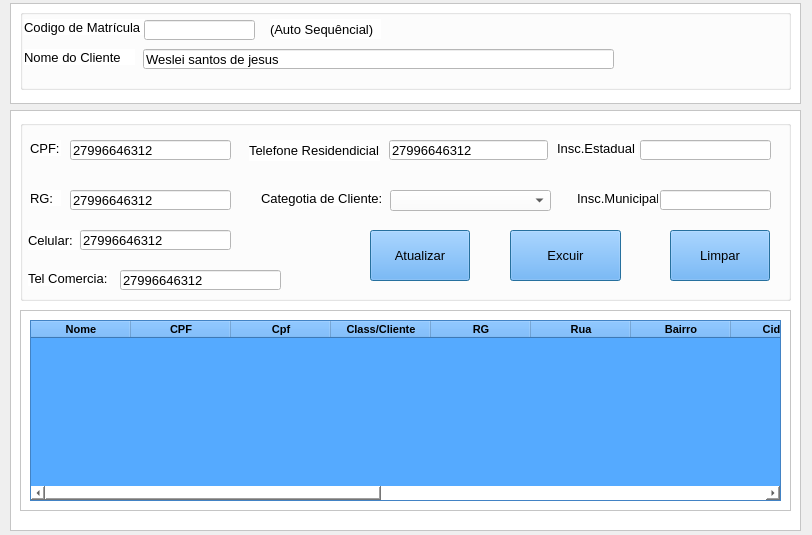
First picture: the form in Views/Clientes.ui, repository Weslei25/SistemaDeVendas, before the edit.
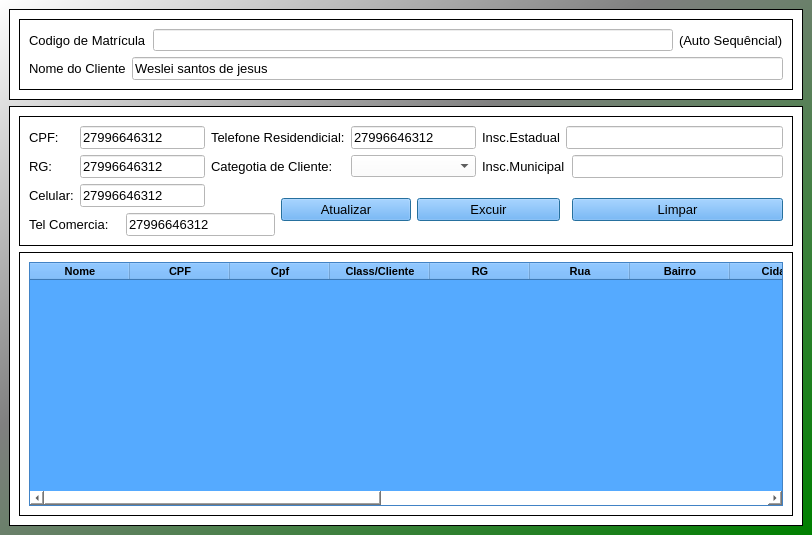
Second picture: the form after the edit. Icons and pictures are not drawn.

Commit message: Mudando a cor principal do layout para um linear gradiente

```diff
--- a/Views/Clientes.ui
+++ b/Views/Clientes.ui
@@ -29,49 +29,242 @@
    <iconset>
     <normaloff>../Imagens/carrinhodecompras.png</normaloff>../Imagens/carrinhodecompras.png</iconset>
   </property>
+  <property name="styleSheet">
+   <string notr="true">background-color: qlineargradient(x1: 0, y1: 0, x2: 1, y2: 1,stop: 0 white, stop: 0.4 gray,stop: 1 green);
+
+</string>
+  </property>
   <widget class="QWidget" name="centralwidget">
+   <layout class="QGridLayout" name="gridLayout_6">
+    <item row="0" column="0">
+     <widget class="QFrame" name="frame_3">
+      <property name="styleSheet">
+       <string notr="true">background-color: rgb(255, 255, 255);</string>
+      </property>
+      <property name="frameShape">
+       <enum>QFrame::Box</enum>
+      </property>
+      <property name="frameShadow">
+       <enum>QFrame::Plain</enum>
+      </property>
+      <layout class="QGridLayout" name="gridLayout_2">
+       <item row="0" column="0">
+        <widget class="QFrame" name="frame_2">
+         <property name="frameShape">
+          <enum>QFrame::Box</enum>
+         </property>
+         <property name="frameShadow">
+          <enum>QFrame::Plain</enum>
+         </property>
+         <layout class="QGridLayout" name="gridLayout">
+          <item row="0" column="0" colspan="2">
+           <widget class="QLabel" name="label_2">
+            <property name="font">
+             <font>
+              <family>Arial</family>
+              <pointsize>10</pointsize>
+             </font>
+            </property>
+            <property name="text">
+             <string>Codigo de Matrícula</string>
+            </property>
+           </widget>
+          </item>
+          <item row="0" column="2">
+           <widget class="QLineEdit" name="codMatricula_2">
+            <property name="enabled">
+             <bool>false</bool>
+            </property>
+            <property name="toolTip">
+             <string>Auto Sequêncial</string>
+            </property>
+            <property name="styleSheet">
+             <string notr="true">background-color: rgb(255, 255, 255);</string>
+            </property>
+           </widget>
+          </item>
+          <item row="0" column="3">
+           <widget class="QLabel" name="label_38">
+            <property name="font">
+             <font>
+              <family>Arial</family>
+              <pointsize>10</pointsize>
+             </font>
+            </property>
+            <property name="styleSheet">
+             <string notr="true">color: rgb(0, 0, 0);</string>
+            </property>
+            <property name="text">
+             <string>(Auto Sequêncial)</string>
+            </property>
+           </widget>
+          </item>
+          <item row="1" column="0">
+           <widget class="QLabel" name="label_15">
+            <property name="font">
+             <font>
+              <family>Arial</family>
+              <pointsize>10</pointsize>
+             </font>
+            </property>
+            <property name="text">
+             <string>Nome do Cliente</string>
+            </property>
+           </widget>
+          </item>
+          <item row="1" column="1" colspan="3">
+           <widget class="QLineEdit" name="nomeCliente_2">
+            <property name="font">
+             <font>
+              <family>Arial</family>
+              <pointsize>10</pointsize>
+             </font>
+            </property>
+            <property name="styleSheet">
+             <string notr="true">background-color: rgb(255, 255, 255);</string>
+            </property>
+            <property name="text">
+             <string>Weslei santos de jesus</string>
+            </property>
+           </widget>
+          </item>
+         </layout>
+        </widget>
+       </item>
+      </layout>
+     </widget>
+    </item>
+    <item row="1" column="0">
    <widget class="QFrame" name="frame_5">
-    <property name="geometry">
-     <rect>
-      <x>10</x>
-      <y>110</y>
-      <width>791</width>
-      <height>421</height>
-     </rect>
-    </property>
     <property name="styleSheet">
      <string notr="true">background-color: rgb(255, 255, 255);</string>
     </property>
     <property name="frameShape">
-     <enum>QFrame::StyledPanel</enum>
+       <enum>QFrame::Box</enum>
     </property>
     <property name="frameShadow">
-     <enum>QFrame::Raised</enum>
-    </property>
-    <widget class="QGroupBox" name="groupBox_33">
-     <property name="geometry">
-      <rect>
-       <x>10</x>
-       <y>10</y>
-       <width>771</width>
-       <height>181</height>
-      </rect>
-     </property>
-     <property name="title">
-      <string/>
-     </property>
+       <enum>QFrame::Plain</enum>
+      </property>
+      <layout class="QGridLayout" name="gridLayout_5">
+       <item row="0" column="0">
+        <widget class="QFrame" name="frame_4">
+         <property name="frameShape">
+          <enum>QFrame::Box</enum>
+         </property>
+         <property name="frameShadow">
+          <enum>QFrame::Plain</enum>
+         </property>
+         <layout class="QGridLayout" name="gridLayout_3">
+          <item row="0" column="6" colspan="2">
+           <widget class="QLineEdit" name="telResid_2">
+            <property name="font">
+             <font>
+              <family>Arial</family>
+              <pointsize>10</pointsize>
+             </font>
+            </property>
+            <property name="styleSheet">
+             <string notr="true">background-color: rgb(255, 255, 255);</string>
+            </property>
+            <property name="text">
+             <string>27996646312</string>
+            </property>
+           </widget>
+          </item>
+          <item row="1" column="1" colspan="3">
+           <widget class="QLineEdit" name="rgCliente_2">
+            <property name="font">
+             <font>
+              <family>Arial</family>
+              <pointsize>10</pointsize>
+             </font>
+            </property>
+            <property name="styleSheet">
+             <string notr="true">background-color: rgb(255, 255, 255);</string>
+            </property>
+            <property name="text">
+             <string>27996646312</string>
+            </property>
+           </widget>
+          </item>
+          <item row="2" column="7" rowspan="2" colspan="2">
+           <widget class="QPushButton" name="deletarregistro">
+            <property name="font">
+             <font>
+              <pointsize>10</pointsize>
+              <weight>50</weight>
+              <bold>false</bold>
+             </font>
+            </property>
+            <property name="cursor">
+             <cursorShape>PointingHandCursor</cursorShape>
+            </property>
+            <property name="focusPolicy">
+             <enum>Qt::WheelFocus</enum>
+            </property>
+            <property name="toolTip">
+             <string>Salvar novo Cliente</string>
+            </property>
+            <property name="styleSheet">
+             <string notr="true">background-color: rgb(85, 170, 255);</string>
+            </property>
+            <property name="text">
+             <string>Excuir</string>
+            </property>
+            <property name="icon">
+             <iconset>
+              <normaloff>../Imagens/erros.png</normaloff>../Imagens/erros.png</iconset>
+            </property>
+            <property name="iconSize">
+             <size>
+              <width>81</width>
+              <height>31</height>
+             </size>
+            </property>
+            <property name="autoDefault">
+             <bool>true</bool>
+            </property>
+            <property name="default">
+             <bool>true</bool>
+            </property>
+            <property name="flat">
+             <bool>false</bool>
+            </property>
+           </widget>
+          </item>
+          <item row="1" column="6" colspan="2">
+           <widget class="QComboBox" name="catCliente_2">
+            <property name="font">
+             <font>
+              <family>Arial</family>
+             </font>
+            </property>
+            <property name="cursor">
+             <cursorShape>PointingHandCursor</cursorShape>
+            </property>
+            <property name="styleSheet">
+             <string notr="true">background-color: rgb(255, 255, 255);</string>
+            </property>
+           </widget>
+          </item>
+          <item row="0" column="0">
+           <widget class="QLabel" name="label_57">
+            <property name="font">
+             <font>
+              <family>Arial</family>
+              <pointsize>10</pointsize>
+             </font>
+            </property>
+            <property name="text">
+             <string>CPF:</string>
+            </property>
+           </widget>
+          </item>
+          <item row="0" column="9" colspan="2">
      <widget class="QLineEdit" name="inscrCliente_2">
       <property name="enabled">
        <bool>false</bool>
       </property>
-      <property name="geometry">
-       <rect>
-        <x>620</x>
-        <y>20</y>
-        <width>131</width>
-        <height>20</height>
-       </rect>
-      </property>
       <property name="font">
        <font>
         <family>Arial</family>
@@ -82,37 +275,35 @@
        <string notr="true">background-color: rgb(255, 255, 255);</string>
       </property>
      </widget>
-     <widget class="QLineEdit" name="incriMunoci_2">
-      <property name="enabled">
-       <bool>false</bool>
-      </property>
-      <property name="geometry">
-       <rect>
-        <x>640</x>
-        <y>70</y>
-        <width>111</width>
-        <height>20</height>
-       </rect>
-      </property>
+          </item>
+          <item row="2" column="0">
+           <widget class="QLabel" name="label_58">
+            <property name="font">
+             <font>
+              <family>Arial</family>
+              <pointsize>10</pointsize>
+             </font>
+            </property>
+            <property name="text">
+             <string>Celular:</string>
+            </property>
+           </widget>
+          </item>
+          <item row="1" column="0">
+           <widget class="QLabel" name="label_56">
       <property name="font">
        <font>
         <family>Arial</family>
         <pointsize>10</pointsize>
        </font>
       </property>
-      <property name="styleSheet">
-       <string notr="true">background-color: rgb(255, 255, 255);</string>
-      </property>
-     </widget>
+            <property name="text">
+             <string>RG:</string>
+            </property>
+           </widget>
+          </item>
+          <item row="0" column="8">
      <widget class="QLabel" name="label_54">
-      <property name="geometry">
-       <rect>
-        <x>537</x>
-        <y>20</y>
-        <width>81</width>
-        <height>16</height>
-       </rect>
-      </property>
       <property name="font">
        <font>
         <family>Arial</family>
@@ -123,15 +314,9 @@
        <string>Insc.Estadual</string>
       </property>
      </widget>
+          </item>
+          <item row="1" column="8" colspan="2">
      <widget class="QLabel" name="label_55">
-      <property name="geometry">
-       <rect>
-        <x>557</x>
-        <y>70</y>
-        <width>81</width>
-        <height>16</height>
-       </rect>
-      </property>
       <property name="font">
        <font>
         <family>Arial</family>
@@ -142,85 +327,9 @@
        <string>Insc.Municipal</string>
       </property>
      </widget>
-     <widget class="QLabel" name="label_56">
-      <property name="geometry">
-       <rect>
-        <x>10</x>
-        <y>70</y>
-        <width>31</width>
-        <height>16</height>
-       </rect>
-      </property>
-      <property name="font">
-       <font>
-        <family>Arial</family>
-        <pointsize>10</pointsize>
-       </font>
-      </property>
-      <property name="text">
-       <string>RG:</string>
-      </property>
-     </widget>
-     <widget class="QPushButton" name="limparcampos">
-      <property name="geometry">
-       <rect>
-        <x>650</x>
-        <y>110</y>
-        <width>100</width>
-        <height>51</height>
-       </rect>
-      </property>
-      <property name="font">
-       <font>
-        <pointsize>10</pointsize>
-        <weight>50</weight>
-        <bold>false</bold>
-       </font>
-      </property>
-      <property name="cursor">
-       <cursorShape>PointingHandCursor</cursorShape>
-      </property>
-      <property name="focusPolicy">
-       <enum>Qt::NoFocus</enum>
-      </property>
-      <property name="toolTip">
-       <string>Limpar Formulario</string>
-      </property>
-      <property name="styleSheet">
-       <string notr="true">background-color: rgb(85, 170, 255);</string>
-      </property>
-      <property name="text">
-       <string>Limpar</string>
-      </property>
-      <property name="icon">
-       <iconset>
-        <normaloff>../Imagens/Atualizar.png</normaloff>../Imagens/Atualizar.png</iconset>
-      </property>
-      <property name="iconSize">
-       <size>
-        <width>81</width>
-        <height>31</height>
-       </size>
-      </property>
-      <property name="autoDefault">
-       <bool>true</bool>
-      </property>
-      <property name="default">
-       <bool>true</bool>
-      </property>
-      <property name="flat">
-       <bool>false</bool>
-      </property>
-     </widget>
+          </item>
+          <item row="0" column="1" colspan="3">
      <widget class="QLineEdit" name="cpfCliente_2">
-      <property name="geometry">
-       <rect>
-        <x>50</x>
-        <y>20</y>
-        <width>161</width>
-        <height>20</height>
-       </rect>
-      </property>
       <property name="font">
        <font>
         <family>Arial</family>
@@ -234,107 +343,9 @@
        <string>27996646312</string>
       </property>
      </widget>
-     <widget class="QPushButton" name="deletarregistro">
-      <property name="geometry">
-       <rect>
-        <x>490</x>
-        <y>110</y>
-        <width>111</width>
-        <height>51</height>
-       </rect>
-      </property>
-      <property name="font">
-       <font>
-        <pointsize>10</pointsize>
-        <weight>50</weight>
-        <bold>false</bold>
-       </font>
-      </property>
-      <property name="cursor">
-       <cursorShape>PointingHandCursor</cursorShape>
-      </property>
-      <property name="focusPolicy">
-       <enum>Qt::WheelFocus</enum>
-      </property>
-      <property name="toolTip">
-       <string>Salvar novo Cliente</string>
-      </property>
-      <property name="styleSheet">
-       <string notr="true">background-color: rgb(85, 170, 255);</string>
-      </property>
-      <property name="text">
-       <string>Excuir</string>
-      </property>
-      <property name="icon">
-       <iconset>
-        <normaloff>../Imagens/erros.png</normaloff>../Imagens/erros.png</iconset>
-      </property>
-      <property name="iconSize">
-       <size>
-        <width>81</width>
-        <height>31</height>
-       </size>
-      </property>
-      <property name="autoDefault">
-       <bool>true</bool>
-      </property>
-      <property name="default">
-       <bool>true</bool>
-      </property>
-      <property name="flat">
-       <bool>false</bool>
-      </property>
-     </widget>
-     <widget class="QLabel" name="label_57">
-      <property name="geometry">
-       <rect>
-        <x>10</x>
-        <y>20</y>
-        <width>31</width>
-        <height>16</height>
-       </rect>
-      </property>
-      <property name="font">
-       <font>
-        <family>Arial</family>
-        <pointsize>10</pointsize>
-       </font>
-      </property>
-      <property name="text">
-       <string>CPF:</string>
-      </property>
-     </widget>
-     <widget class="QLineEdit" name="rgCliente_2">
-      <property name="geometry">
-       <rect>
-        <x>50</x>
-        <y>70</y>
-        <width>161</width>
-        <height>20</height>
-       </rect>
-      </property>
-      <property name="font">
-       <font>
-        <family>Arial</family>
-        <pointsize>10</pointsize>
-       </font>
-      </property>
-      <property name="styleSheet">
-       <string notr="true">background-color: rgb(255, 255, 255);</string>
-      </property>
-      <property name="text">
-       <string>27996646312</string>
-      </property>
-     </widget>
+          </item>
+          <item row="2" column="5" rowspan="2" colspan="2">
      <widget class="QPushButton" name="atualizarcliente">
-      <property name="geometry">
-       <rect>
-        <x>350</x>
-        <y>110</y>
-        <width>100</width>
-        <height>51</height>
-       </rect>
-      </property>
       <property name="font">
        <font>
         <pointsize>10</pointsize>
@@ -377,99 +388,9 @@
        <bool>false</bool>
       </property>
      </widget>
-     <widget class="QLineEdit" name="telResid_2">
-      <property name="geometry">
-       <rect>
-        <x>369</x>
-        <y>20</y>
-        <width>159</width>
-        <height>20</height>
-       </rect>
-      </property>
-      <property name="font">
-       <font>
-        <family>Arial</family>
-        <pointsize>10</pointsize>
-       </font>
-      </property>
-      <property name="styleSheet">
-       <string notr="true">background-color: rgb(255, 255, 255);</string>
-      </property>
-      <property name="text">
-       <string>27996646312</string>
-      </property>
-     </widget>
-     <widget class="QLabel" name="label_49">
-      <property name="geometry">
-       <rect>
-        <x>241</x>
-        <y>70</y>
-        <width>121</width>
-        <height>16</height>
-       </rect>
-      </property>
-      <property name="font">
-       <font>
-        <family>Arial</family>
-        <pointsize>10</pointsize>
-       </font>
-      </property>
-      <property name="text">
-       <string>Categotia de Cliente:</string>
-      </property>
-     </widget>
-     <widget class="QComboBox" name="catCliente_2">
-      <property name="geometry">
-       <rect>
-        <x>370</x>
-        <y>70</y>
-        <width>161</width>
-        <height>21</height>
-       </rect>
-      </property>
-      <property name="font">
-       <font>
-        <family>Arial</family>
-       </font>
-      </property>
-      <property name="cursor">
-       <cursorShape>PointingHandCursor</cursorShape>
-      </property>
-      <property name="styleSheet">
-       <string notr="true">background-color: rgb(255, 255, 255);</string>
-      </property>
-     </widget>
-     <widget class="QLineEdit" name="telCom_2">
-      <property name="geometry">
-       <rect>
-        <x>100</x>
-        <y>150</y>
-        <width>161</width>
-        <height>20</height>
-       </rect>
-      </property>
-      <property name="font">
-       <font>
-        <family>Arial</family>
-        <pointsize>10</pointsize>
-       </font>
-      </property>
-      <property name="styleSheet">
-       <string notr="true">background-color: rgb(255, 255, 255);</string>
-      </property>
-      <property name="text">
-       <string>27996646312</string>
-      </property>
-     </widget>
+          </item>
+          <item row="0" column="4" colspan="2">
      <widget class="QLabel" name="label_59">
-      <property name="geometry">
-       <rect>
-        <x>229</x>
-        <y>20</y>
-        <width>131</width>
-        <height>21</height>
-       </rect>
-      </property>
       <property name="font">
        <font>
         <family>Arial</family>
@@ -480,15 +401,22 @@
        <string>Telefone Residendicial:</string>
       </property>
      </widget>
+          </item>
+          <item row="1" column="4" colspan="2">
+           <widget class="QLabel" name="label_49">
+            <property name="font">
+             <font>
+              <family>Arial</family>
+              <pointsize>10</pointsize>
+             </font>
+            </property>
+            <property name="text">
+             <string>Categotia de Cliente:</string>
+            </property>
+           </widget>
+          </item>
+          <item row="3" column="0" colspan="2">
      <widget class="QLabel" name="label_60">
-      <property name="geometry">
-       <rect>
-        <x>8</x>
-        <y>150</y>
-        <width>81</width>
-        <height>16</height>
-       </rect>
-      </property>
       <property name="font">
        <font>
         <family>Arial</family>
@@ -499,15 +427,54 @@
        <string>Tel Comercia:</string>
       </property>
      </widget>
+          </item>
+          <item row="2" column="10" rowspan="2">
+           <widget class="QPushButton" name="limparcampos">
+            <property name="font">
+             <font>
+              <pointsize>10</pointsize>
+              <weight>50</weight>
+              <bold>false</bold>
+             </font>
+            </property>
+            <property name="cursor">
+             <cursorShape>PointingHandCursor</cursorShape>
+            </property>
+            <property name="focusPolicy">
+             <enum>Qt::NoFocus</enum>
+            </property>
+            <property name="toolTip">
+             <string>Limpar Formulario</string>
+            </property>
+            <property name="styleSheet">
+             <string notr="true">background-color: rgb(85, 170, 255);</string>
+            </property>
+            <property name="text">
+             <string>Limpar</string>
+            </property>
+            <property name="icon">
+             <iconset>
+              <normaloff>../Imagens/Atualizar.png</normaloff>../Imagens/Atualizar.png</iconset>
+            </property>
+            <property name="iconSize">
+             <size>
+              <width>81</width>
+              <height>31</height>
+             </size>
+            </property>
+            <property name="autoDefault">
+             <bool>true</bool>
+            </property>
+            <property name="default">
+             <bool>true</bool>
+            </property>
+            <property name="flat">
+             <bool>false</bool>
+            </property>
+           </widget>
+          </item>
+          <item row="2" column="1" colspan="3">
      <widget class="QLineEdit" name="telCell_2">
-      <property name="geometry">
-       <rect>
-        <x>60</x>
-        <y>110</y>
-        <width>151</width>
-        <height>20</height>
-       </rect>
-      </property>
       <property name="font">
        <font>
         <family>Arial</family>
@@ -521,14 +488,11 @@
        <string>27996646312</string>
       </property>
      </widget>
-     <widget class="QLabel" name="label_58">
-      <property name="geometry">
-       <rect>
-        <x>8</x>
-        <y>110</y>
-        <width>51</width>
-        <height>20</height>
-       </rect>
+          </item>
+          <item row="1" column="10">
+           <widget class="QLineEdit" name="incriMunoci_2">
+            <property name="enabled">
+             <bool>false</bool>
       </property>
       <property name="font">
        <font>
@@ -536,35 +500,41 @@
         <pointsize>10</pointsize>
        </font>
       </property>
+            <property name="styleSheet">
+             <string notr="true">background-color: rgb(255, 255, 255);</string>
+            </property>
+           </widget>
+          </item>
+          <item row="3" column="2" colspan="3">
+           <widget class="QLineEdit" name="telCom_2">
+            <property name="font">
+             <font>
+              <family>Arial</family>
+              <pointsize>10</pointsize>
+             </font>
+            </property>
+            <property name="styleSheet">
+             <string notr="true">background-color: rgb(255, 255, 255);</string>
+            </property>
       <property name="text">
-       <string>Celular:</string>
-      </property>
-     </widget>
-    </widget>
+             <string>27996646312</string>
+            </property>
+           </widget>
+          </item>
+         </layout>
+        </widget>
+       </item>
+       <item row="1" column="0">
     <widget class="QFrame" name="frame">
-     <property name="geometry">
-      <rect>
-       <x>10</x>
-       <y>200</y>
-       <width>771</width>
-       <height>201</height>
-      </rect>
-     </property>
      <property name="frameShape">
-      <enum>QFrame::StyledPanel</enum>
+          <enum>QFrame::Box</enum>
      </property>
      <property name="frameShadow">
-      <enum>QFrame::Raised</enum>
-     </property>
+          <enum>QFrame::Plain</enum>
+         </property>
+         <layout class="QGridLayout" name="gridLayout_4">
+          <item row="0" column="0">
      <widget class="QTableWidget" name="tableWidget_2">
-      <property name="geometry">
-       <rect>
-        <x>10</x>
-        <y>10</y>
-        <width>751</width>
-        <height>181</height>
-       </rect>
-      </property>
       <property name="styleSheet">
        <string notr="true">background-color: rgb(85, 170, 255);</string>
       </property>
@@ -756,141 +726,14 @@
        </property>
       </column>
      </widget>
-    </widget>
-   </widget>
-   <widget class="QFrame" name="frame_3">
-    <property name="geometry">
-     <rect>
-      <x>10</x>
-      <y>3</y>
-      <width>791</width>
-      <height>101</height>
-     </rect>
-    </property>
-    <property name="styleSheet">
-     <string notr="true">background-color: rgb(255, 255, 255);</string>
-    </property>
-    <property name="frameShape">
-     <enum>QFrame::StyledPanel</enum>
-    </property>
-    <property name="frameShadow">
-     <enum>QFrame::Raised</enum>
-    </property>
-    <widget class="QGroupBox" name="groupBox_30">
-     <property name="geometry">
-      <rect>
-       <x>10</x>
-       <y>6</y>
-       <width>771</width>
-       <height>81</height>
-      </rect>
-     </property>
-     <property name="title">
-      <string/>
-     </property>
-     <widget class="QLabel" name="label_2">
-      <property name="geometry">
-       <rect>
-        <x>4</x>
-        <y>10</y>
-        <width>121</width>
-        <height>16</height>
-       </rect>
-      </property>
-      <property name="font">
-       <font>
-        <family>Arial</family>
-        <pointsize>10</pointsize>
-       </font>
-      </property>
-      <property name="text">
-       <string>Codigo de Matrícula</string>
-      </property>
-     </widget>
-     <widget class="QLabel" name="label_15">
-      <property name="geometry">
-       <rect>
-        <x>4</x>
-        <y>40</y>
-        <width>111</width>
-        <height>16</height>
-       </rect>
-      </property>
-      <property name="font">
-       <font>
-        <family>Arial</family>
-        <pointsize>10</pointsize>
-       </font>
-      </property>
-      <property name="text">
-       <string>Nome do Cliente</string>
-      </property>
-     </widget>
-     <widget class="QLineEdit" name="codMatricula_2">
-      <property name="enabled">
-       <bool>false</bool>
-      </property>
-      <property name="geometry">
-       <rect>
-        <x>124</x>
-        <y>11</y>
-        <width>111</width>
-        <height>20</height>
-       </rect>
-      </property>
-      <property name="toolTip">
-       <string>Auto Sequêncial</string>
-      </property>
-      <property name="styleSheet">
-       <string notr="true">background-color: rgb(255, 255, 255);</string>
-      </property>
-     </widget>
-     <widget class="QLineEdit" name="nomeCliente_2">
-      <property name="geometry">
-       <rect>
-        <x>123</x>
-        <y>40</y>
-        <width>471</width>
-        <height>20</height>
-       </rect>
-      </property>
-      <property name="font">
-       <font>
-        <family>Arial</family>
-        <pointsize>10</pointsize>
-       </font>
-      </property>
-      <property name="styleSheet">
-       <string notr="true">background-color: rgb(255, 255, 255);</string>
-      </property>
-      <property name="text">
-       <string>Weslei santos de jesus</string>
-      </property>
-     </widget>
-     <widget class="QLabel" name="label_38">
-      <property name="geometry">
-       <rect>
-        <x>250</x>
-        <y>10</y>
-        <width>111</width>
-        <height>20</height>
-       </rect>
-      </property>
-      <property name="font">
-       <font>
-        <family>Arial</family>
-        <pointsize>10</pointsize>
-       </font>
-      </property>
-      <property name="styleSheet">
-       <string notr="true">color: rgb(0, 0, 0);</string>
-      </property>
-      <property name="text">
-       <string>(Auto Sequêncial)</string>
-      </property>
-     </widget>
-    </widget>
-   </widget>
+          </item>
+         </layout>
+        </widget>
+       </item>
+      </layout>
+     </widget>
+    </item>
+   </layout>
   </widget>
  </widget>
  <resources>
```
Left out of the diff: 2 changed lines with no effect on the pictures. Lines whose indentation alone changed are shown as unchanged. The commit also changes 4 other files.
